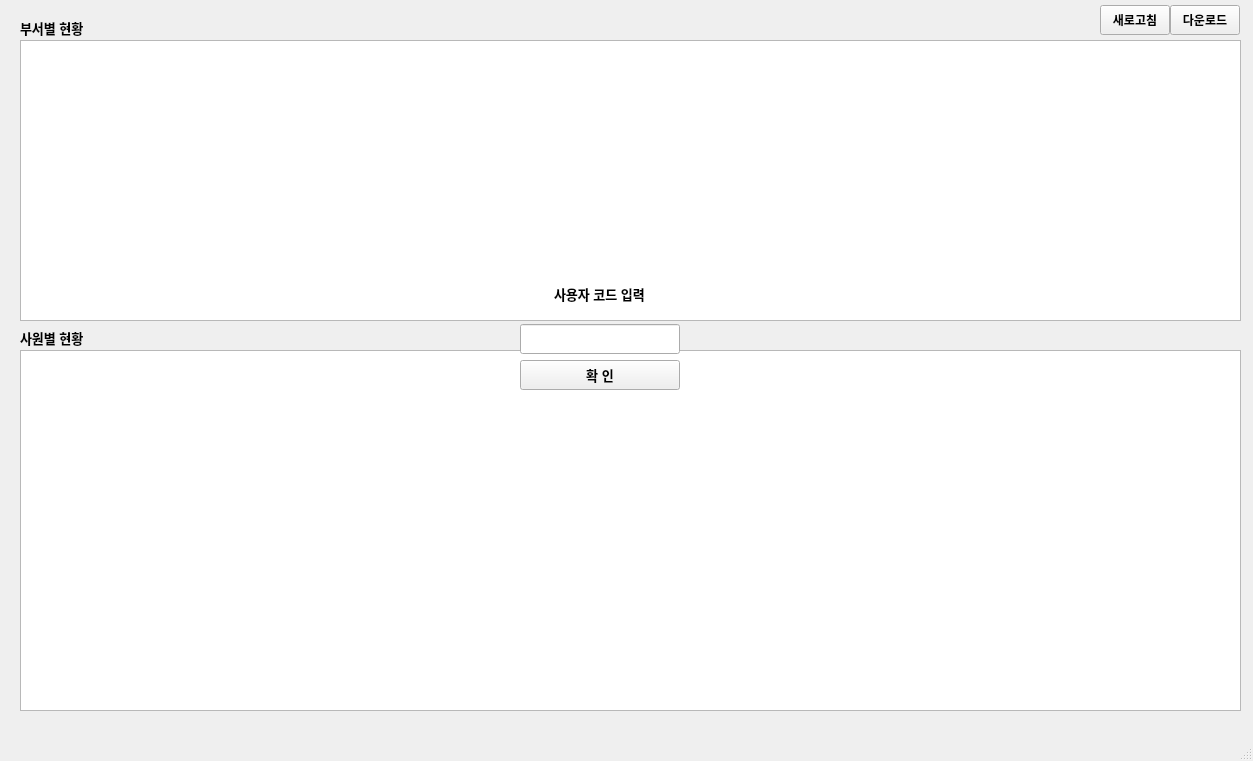
Old version of the form overtime_v1.5/ui/main_window.ui in the repository RaineyLee/overtime.
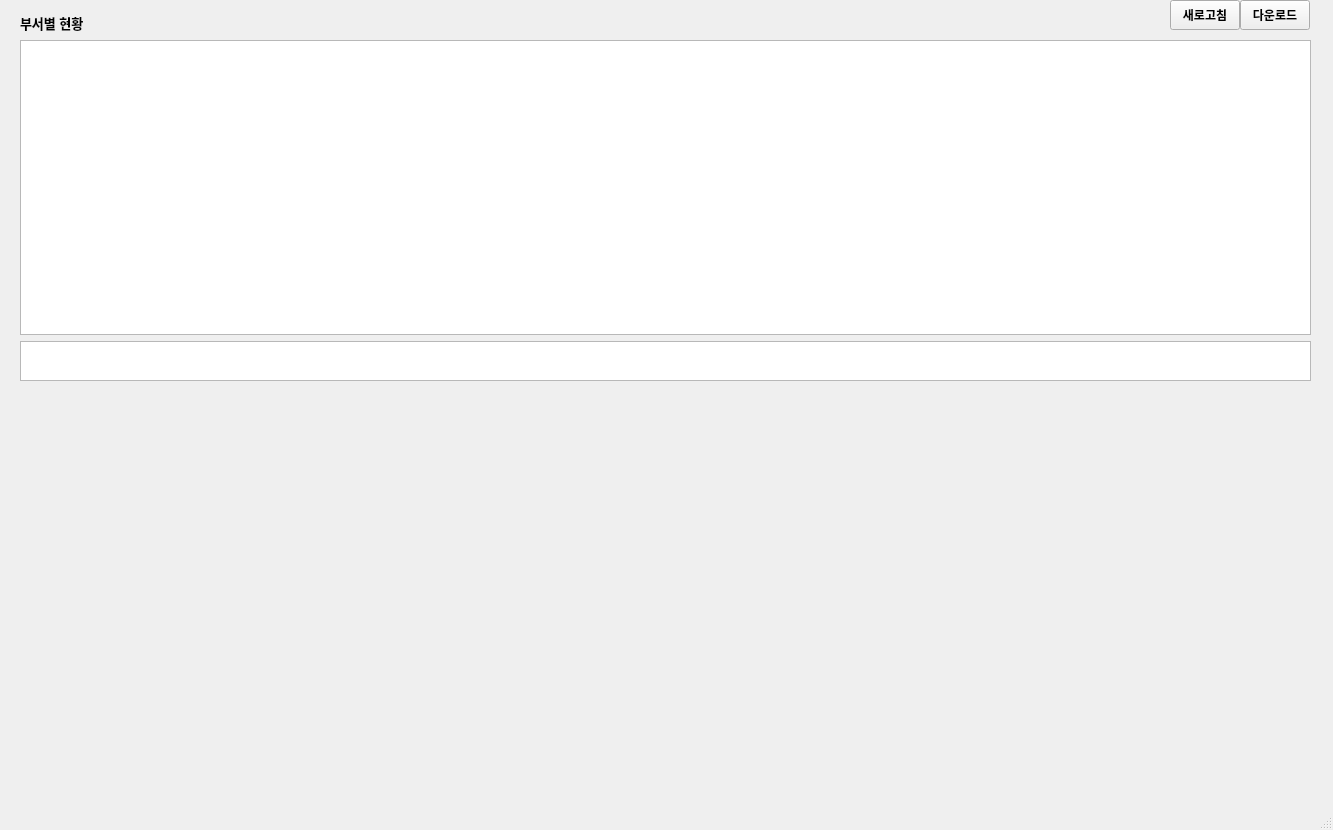
New version of the form.

The edit to the form file:
```diff
--- a/overtime_v1.5/ui/main_window.ui
+++ b/overtime_v1.5/ui/main_window.ui
@@ -6,138 +6,20 @@
    <rect>
     <x>0</x>
     <y>0</y>
-    <width>1253</width>
-    <height>761</height>
+    <width>1333</width>
+    <height>830</height>
    </rect>
   </property>
   <property name="windowTitle">
    <string>MainWindow</string>
   </property>
   <widget class="QWidget" name="centralwidget">
-   <widget class="QWidget" name="verticalLayoutWidget">
-    <property name="geometry">
-     <rect>
-      <x>520</x>
-      <y>270</y>
-      <width>160</width>
-      <height>120</height>
-     </rect>
-    </property>
-    <layout class="QVBoxLayout" name="layout_pass">
-     <item alignment="Qt::AlignHCenter|Qt::AlignVCenter">
-      <widget class="QLabel" name="lbl_pass">
-       <property name="maximumSize">
-        <size>
-         <width>16777215</width>
-         <height>30</height>
-        </size>
-       </property>
-       <property name="font">
-        <font>
-         <family>Arial</family>
-         <pointsize>10</pointsize>
-         <weight>75</weight>
-         <bold>true</bold>
-        </font>
-       </property>
-       <property name="text">
-        <string>사용자 코드 입력</string>
-       </property>
-      </widget>
-     </item>
-     <item>
-      <widget class="QLineEdit" name="lin_password">
-       <property name="minimumSize">
-        <size>
-         <width>0</width>
-         <height>30</height>
-        </size>
-       </property>
-       <property name="font">
-        <font>
-         <family>Arial</family>
-         <weight>75</weight>
-         <bold>true</bold>
-        </font>
-       </property>
-       <property name="alignment">
-        <set>Qt::AlignCenter</set>
-       </property>
-      </widget>
-     </item>
-     <item>
-      <widget class="QPushButton" name="btn_send">
-       <property name="maximumSize">
-        <size>
-         <width>16777215</width>
-         <height>30</height>
-        </size>
-       </property>
-       <property name="font">
-        <font>
-         <family>Arial</family>
-         <pointsize>10</pointsize>
-         <weight>75</weight>
-         <bold>true</bold>
-        </font>
-       </property>
-       <property name="text">
-        <string>확 인</string>
-       </property>
-      </widget>
-     </item>
-    </layout>
-   </widget>
-   <widget class="QTableWidget" name="tbl_dept_info">
-    <property name="enabled">
-     <bool>true</bool>
-    </property>
-    <property name="geometry">
-     <rect>
-      <x>20</x>
-      <y>40</y>
-      <width>1221</width>
-      <height>281</height>
-     </rect>
-    </property>
-    <property name="autoFillBackground">
-     <bool>true</bool>
-    </property>
-    <property name="editTriggers">
-     <set>QAbstractItemView::NoEditTriggers</set>
-    </property>
-    <property name="selectionBehavior">
-     <enum>QAbstractItemView::SelectRows</enum>
-    </property>
-   </widget>
-   <widget class="QTableWidget" name="tbl_emp_info">
-    <property name="enabled">
-     <bool>true</bool>
-    </property>
-    <property name="geometry">
-     <rect>
-      <x>20</x>
-      <y>350</y>
-      <width>1221</width>
-      <height>361</height>
-     </rect>
-    </property>
-    <property name="autoFillBackground">
-     <bool>true</bool>
-    </property>
-    <property name="editTriggers">
-     <set>QAbstractItemView::NoEditTriggers</set>
-    </property>
-    <property name="selectionBehavior">
-     <enum>QAbstractItemView::SelectRows</enum>
-    </property>
-   </widget>
    <widget class="QLabel" name="lbl_dept">
     <property name="geometry">
      <rect>
       <x>20</x>
-      <y>20</y>
-      <width>81</width>
+      <y>15</y>
+      <width>101</width>
       <height>16</height>
      </rect>
     </property>
@@ -153,32 +35,11 @@
      <string>부서별 현황</string>
     </property>
    </widget>
-   <widget class="QLabel" name="lbl_emp">
-    <property name="geometry">
-     <rect>
-      <x>20</x>
-      <y>330</y>
-      <width>81</width>
-      <height>16</height>
-     </rect>
-    </property>
-    <property name="font">
-     <font>
-      <family>Arial</family>
-      <pointsize>10</pointsize>
-      <weight>75</weight>
-      <bold>true</bold>
-     </font>
-    </property>
-    <property name="text">
-     <string>사원별 현황</string>
-    </property>
-   </widget>
    <widget class="QPushButton" name="btn_download">
     <property name="geometry">
      <rect>
-      <x>1170</x>
-      <y>5</y>
+      <x>1240</x>
+      <y>0</y>
       <width>70</width>
       <height>30</height>
      </rect>
@@ -203,8 +64,8 @@
    <widget class="QPushButton" name="btn_refresh">
     <property name="geometry">
      <rect>
-      <x>1100</x>
-      <y>5</y>
+      <x>1170</x>
+      <y>0</y>
       <width>70</width>
       <height>30</height>
      </rect>
@@ -226,13 +87,74 @@
      <string>새로고침</string>
     </property>
    </widget>
-   <zorder>tbl_emp_info</zorder>
-   <zorder>tbl_dept_info</zorder>
-   <zorder>verticalLayoutWidget</zorder>
-   <zorder>lbl_dept</zorder>
-   <zorder>lbl_emp</zorder>
-   <zorder>btn_download</zorder>
-   <zorder>btn_refresh</zorder>
+   <widget class="QWidget" name="verticalLayoutWidget_2">
+    <property name="geometry">
+     <rect>
+      <x>20</x>
+      <y>410</y>
+      <width>881</width>
+      <height>381</height>
+     </rect>
+    </property>
+    <layout class="QVBoxLayout" name="layout_bar"/>
+   </widget>
+   <widget class="QWidget" name="verticalLayoutWidget_3">
+    <property name="geometry">
+     <rect>
+      <x>20</x>
+      <y>40</y>
+      <width>1291</width>
+      <height>341</height>
+     </rect>
+    </property>
+    <layout class="QVBoxLayout" name="layout_data">
+     <item>
+      <widget class="QTableWidget" name="tbl_dept_info">
+       <property name="enabled">
+        <bool>true</bool>
+       </property>
+       <property name="autoFillBackground">
+        <bool>true</bool>
+       </property>
+       <property name="editTriggers">
+        <set>QAbstractItemView::NoEditTriggers</set>
+       </property>
+       <property name="dragEnabled">
+        <bool>false</bool>
+       </property>
+       <property name="selectionBehavior">
+        <enum>QAbstractItemView::SelectRows</enum>
+       </property>
+       <attribute name="horizontalHeaderStretchLastSection">
+        <bool>true</bool>
+       </attribute>
+      </widget>
+     </item>
+     <item>
+      <widget class="QTableWidget" name="tbl_month_info">
+       <property name="maximumSize">
+        <size>
+         <width>16777215</width>
+         <height>40</height>
+        </size>
+       </property>
+      </widget>
+     </item>
+    </layout>
+    <zorder>tbl_month_info</zorder>
+    <zorder>tbl_dept_info</zorder>
+   </widget>
+   <widget class="QWidget" name="verticalLayoutWidget">
+    <property name="geometry">
+     <rect>
+      <x>910</x>
+      <y>410</y>
+      <width>401</width>
+      <height>381</height>
+     </rect>
+    </property>
+    <layout class="QVBoxLayout" name="layout_pie"/>
+   </widget>
   </widget>
   <widget class="QMenuBar" name="menubar">
    <property name="geometry">
```
Left out of the diff: 4 changed lines with no effect on the pictures.
